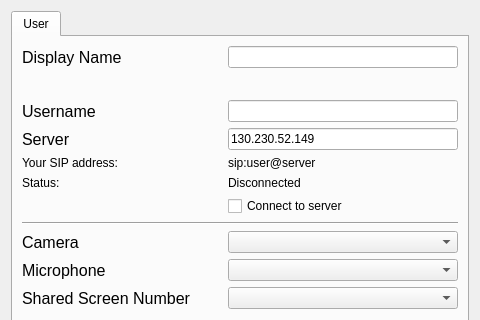
Before: the Qt Designer form ui/settings.ui in ultravideo/uvgComm, drawn with Qt 5; both pictures show x 0 to 480 and y 0 to 320 of the 480 by 640 pixel window.
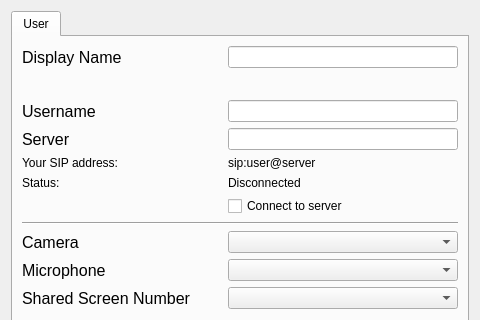
After: the same form once the commit is applied.

Commit message: fix(Settings): Remove default server.

What changed in the file:
```diff
--- a/ui/settings.ui
+++ b/ui/settings.ui
@@ -138,7 +138,7 @@
           </size>
          </property>
          <property name="text">
-          <string>130.230.52.149</string>
+          <string/>
          </property>
         </widget>
        </item>
```
